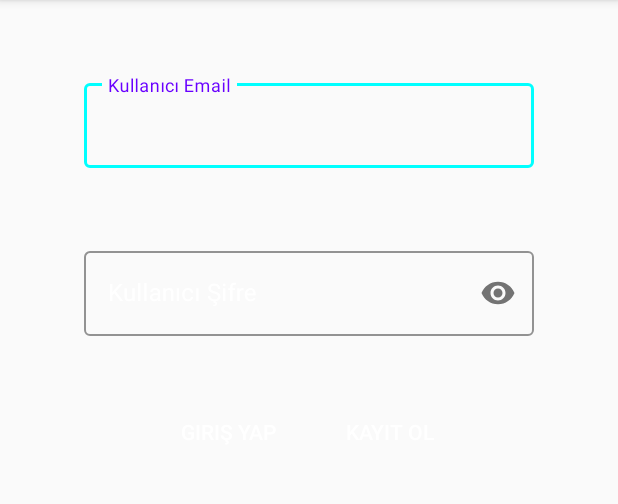
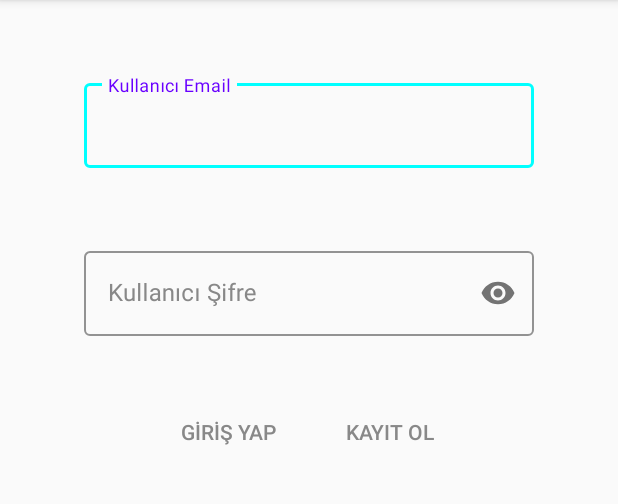
Before and after one commit to FurkanKaraketir/PShare, an Android app: the screen it shows after launch (KullaniciActivity), on a phone screen of 412 x 824 dp, the part 84-588 px from its top. Run offline under Robolectric (Android 15) with nearby library versions, the light colour scheme and no system bars; our stand-ins replace Firebase (no records; nobody signed in at launch, a user with empty details on screens opened directly).

Commit message:
Theme Adjustments

```diff
--- a/app/src/main/AndroidManifest.xml
+++ b/app/src/main/AndroidManifest.xml
@@ -18,10 +18,7 @@
         android:roundIcon="@mipmap/ic_app"
         android:supportsRtl="true"
         android:theme="@style/AppTheme">
-        <activity
-            android:name=".SettingsActivity"
-            android:parentActivityName=".HaberlerActivity"
-            android:screenOrientation="portrait" />
+
         <activity
             android:name=".UserEmailFilterActivity"
             android:parentActivityName=".HaberlerActivity"
--- a/app/src/main/res/layout/activity_fotograf_paylasma.xml
+++ b/app/src/main/res/layout/activity_fotograf_paylasma.xml
@@ -35,7 +35,7 @@
         android:hint="@string/a_klama"
         android:outlineAmbientShadowColor="@color/beyaz"
         android:outlineSpotShadowColor="@color/beyaz"
-        android:textColorHint="@color/beyaz"
+        android:textColorHint="@color/gri"
         app:boxStrokeColor="@color/mavi"
         tools:targetApi="p">
 
@@ -55,7 +55,7 @@
         android:layout_centerHorizontal="true"
         android:layout_margin="20dp"
         android:text="@string/payla"
-        android:textColor="@color/beyaz" />
+        android:textColor="@color/gri" />
 
 
 </RelativeLayout>
--- a/app/src/main/res/layout/activity_main.xml
+++ b/app/src/main/res/layout/activity_main.xml
@@ -16,7 +16,7 @@
         android:hint="@string/kullan_c_email"
         android:outlineAmbientShadowColor="@color/beyaz"
         android:outlineSpotShadowColor="@color/beyaz"
-        android:textColorHint="@color/beyaz"
+        android:textColorHint="@color/gri"
         app:boxStrokeColor="@color/mavi"
         tools:targetApi="p">
 
@@ -39,7 +39,7 @@
         android:hint="@string/kullan_c_ifre"
         android:outlineAmbientShadowColor="@color/beyaz"
         android:outlineSpotShadowColor="@color/beyaz"
-        android:textColorHint="@color/beyaz"
+        android:textColorHint="@color/gri"
         app:boxStrokeColor="@color/mavi"
         app:passwordToggleEnabled="true"
         tools:targetApi="p">
@@ -68,7 +68,7 @@
             android:layout_height="wrap_content"
             android:layout_margin="10dp"
             android:text="@string/giri_yap"
-            android:textColor="@color/beyaz" />
+            android:textColor="@color/gri" />
 
         <Button
             android:id="@+id/mainKayitOl"
@@ -77,7 +77,7 @@
             android:layout_height="wrap_content"
             android:layout_margin="10dp"
             android:text="@string/kay_t_ol"
-            android:textColor="@color/beyaz" />
+            android:textColor="@color/gri" />
     </LinearLayout>
 
 
--- a/app/src/main/res/menu/secenekler_menusu.xml
+++ b/app/src/main/res/menu/secenekler_menusu.xml
@@ -7,8 +7,8 @@
         android:id="@+id/cikis_yap"
         android:title="Çıkış Yap" />
     <item
-        android:id="@+id/settings"
-        android:title="Seçenekler" />
+        android:id="@+id/temaDegistir"
+        android:title="Tema Değiştir" />
 
 
 </menu>
--- a/app/src/main/res/values/strings.xml
+++ b/app/src/main/res/values/strings.xml
@@ -5,11 +5,10 @@
     <string name="dummy_content">DUMMY\nCONTENT</string>
     <string name="yorum_yap">Yorum Yap</string>
     <string name="a_klama">Açıklama</string>
-    <string name="payla">Paylaş</string>
+    <string name="payla">PAYLAŞ</string>
     <string name="kullan_c_email">Kullanıcı Email</string>
     <string name="kullan_c_ifre">Kullanıcı Şifre</string>
-    <string name="giri_yap">Giriş Yap</string>
-    <string name="kay_t_ol">Kayıt Ol</string>
+    <string name="giri_yap">GİRİŞ YAP</string>
+    <string name="kay_t_ol">KAYIT OL</string>
     <string name="_0_yorum">0 Yorum</string>
-    <string name="tema_de_i_tir">Tema Değiştirmek İçin Tıkla</string>
 </resources>
```
Also changed, not shown: app/src/main/java/com/furkankrktr/pshare/HaberlerActivity.kt (+9 -3 lines), app/src/main/java/com/furkankrktr/pshare/SettingsActivity.kt (deleted, +0 -28 lines), app/src/main/res/layout/activity_settings.xml (deleted, +0 -18 lines).
